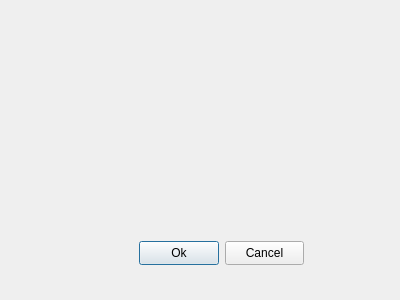
The window that Encryptor/src/window/authorinfoeditor/AuthorDetailsEditor.ui (kelvinchin12070811/ADSI) describes before a commit, drawn with Qt 5.
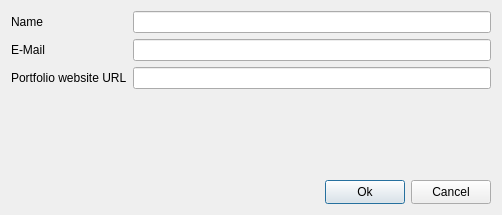
The same window after the commit.

Commit message: 💄 Added components to edit author details

```diff
--- a/Encryptor/src/window/authorinfoeditor/AuthorDetailsEditor.ui
+++ b/Encryptor/src/window/authorinfoeditor/AuthorDetailsEditor.ui
@@ -6,22 +6,70 @@
    <rect>
     <x>0</x>
     <y>0</y>
-    <width>400</width>
-    <height>300</height>
+    <width>502</width>
+    <height>215</height>
    </rect>
   </property>
   <property name="windowTitle">
    <string>Author Details Editor</string>
   </property>
-  <widget class="QWidget" name="">
-   <property name="geometry">
-    <rect>
-     <x>100</x>
-     <y>240</y>
-     <width>204</width>
-     <height>26</height>
-    </rect>
-   </property>
+  <layout class="QVBoxLayout" name="verticalLayout_3">
+   <item>
+    <layout class="QHBoxLayout" name="horizontalLayout_2">
+     <item>
+      <layout class="QVBoxLayout" name="verticalLayout">
+       <item>
+        <widget class="QLabel" name="label">
+         <property name="text">
+          <string>Name</string>
+         </property>
+        </widget>
+       </item>
+       <item>
+        <widget class="QLabel" name="label_2">
+         <property name="text">
+          <string>E-Mail</string>
+         </property>
+        </widget>
+       </item>
+       <item>
+        <widget class="QLabel" name="label_3">
+         <property name="text">
+          <string>Portfolio website URL</string>
+         </property>
+        </widget>
+       </item>
+      </layout>
+     </item>
+     <item>
+      <layout class="QVBoxLayout" name="verticalLayout_2">
+       <item>
+        <widget class="QLineEdit" name="lnedtName"/>
+       </item>
+       <item>
+        <widget class="QLineEdit" name="lnedtEmail"/>
+       </item>
+       <item>
+        <widget class="QLineEdit" name="lnedtPortfolio"/>
+       </item>
+      </layout>
+     </item>
+    </layout>
+   </item>
+   <item>
+    <spacer name="verticalSpacer">
+     <property name="orientation">
+      <enum>Qt::Vertical</enum>
+     </property>
+     <property name="sizeHint" stdset="0">
+      <size>
+       <width>20</width>
+       <height>40</height>
+      </size>
+     </property>
+    </spacer>
+   </item>
+   <item>
    <layout class="QHBoxLayout" name="horizontalLayout">
     <item>
      <spacer name="horizontalSpacer">
@@ -63,7 +111,8 @@
      </widget>
     </item>
    </layout>
-  </widget>
+   </item>
+  </layout>
  </widget>
  <resources/>
  <connections>
```
Lines whose indentation alone changed are shown as unchanged. The commit also changes 2 other files.
